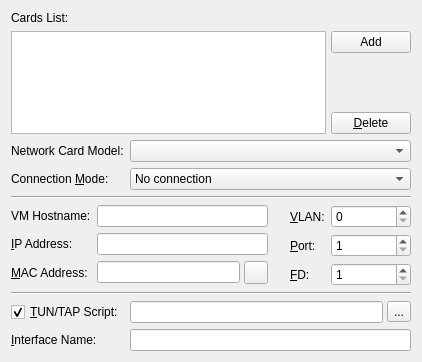
qunying/aqemu-old, file Old_Network_Widget.ui: the form before one commit.
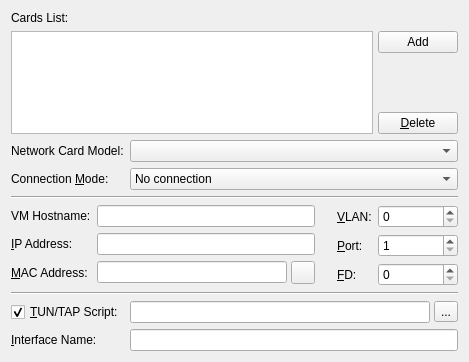
The form after the commit. Icons and pictures are not drawn.

Commit message: Fixes: Basic Network and USB Tablet

Patch:
```diff
--- a/Old_Network_Widget.ui
+++ b/Old_Network_Widget.ui
@@ -1,11 +1,11 @@
 <ui version="4.0" >
  <class>Old_Network_Widget</class>
- <widget class="QWidget" name="Old_Network_Widget" >
-  <property name="geometry" >
+ <widget class="QWidget" name="Old_Network_Widget">
+  <property name="geometry">
    <rect>
     <x>0</x>
     <y>0</y>
-    <width>419</width>
+    <width>469</width>
     <height>362</height>
    </rect>
   </property>
@@ -404,12 +404,18 @@
             <height>16777215</height>
            </size>
           </property>
-          <property name="minimum" >
-           <number>1</number>
+          <property name="toolTip">
+           <string>If the value is 0 then it will not be used</string>
           </property>
-          <property name="maximum" >
+          <property name="minimum">
+           <number>0</number>
+          </property>
+          <property name="maximum">
            <number>99999999</number>
           </property>
+          <property name="value">
+           <number>0</number>
+          </property>
          </widget>
         </item>
        </layout>
```
Left out of the diff: 360 changed lines with no effect on the pictures. The commit also changes 11 other files.
